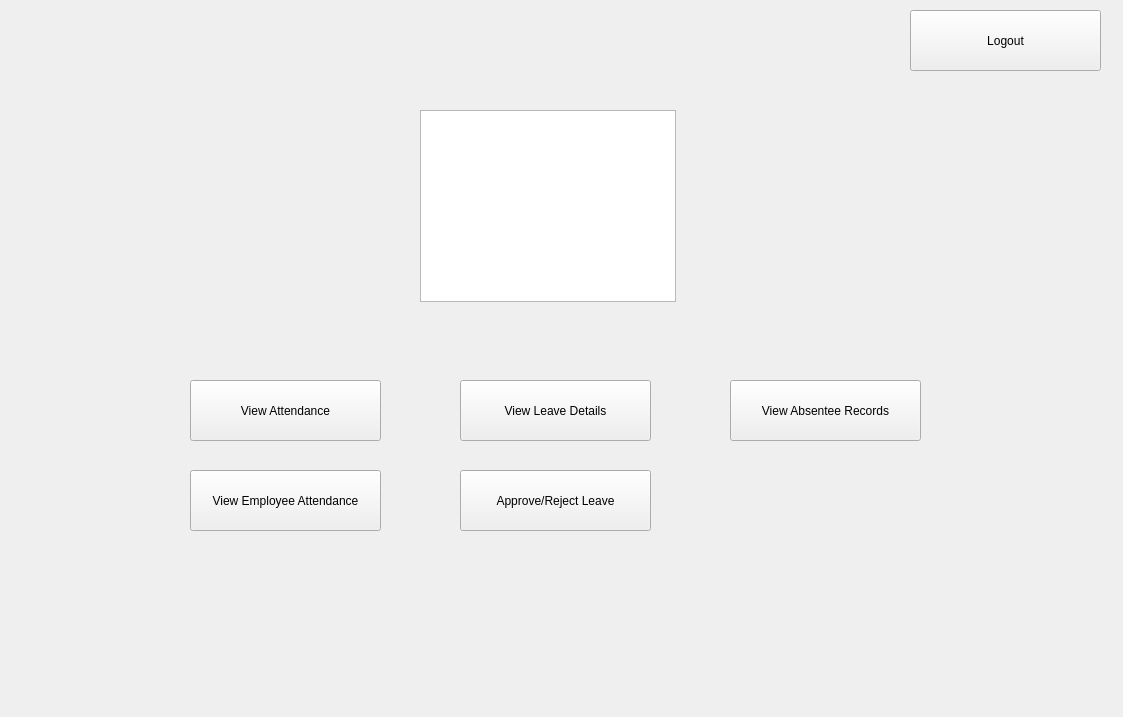
Qt form Maintendance/supervisorlogin.ui (markhan101/Maintendance) before a commit.
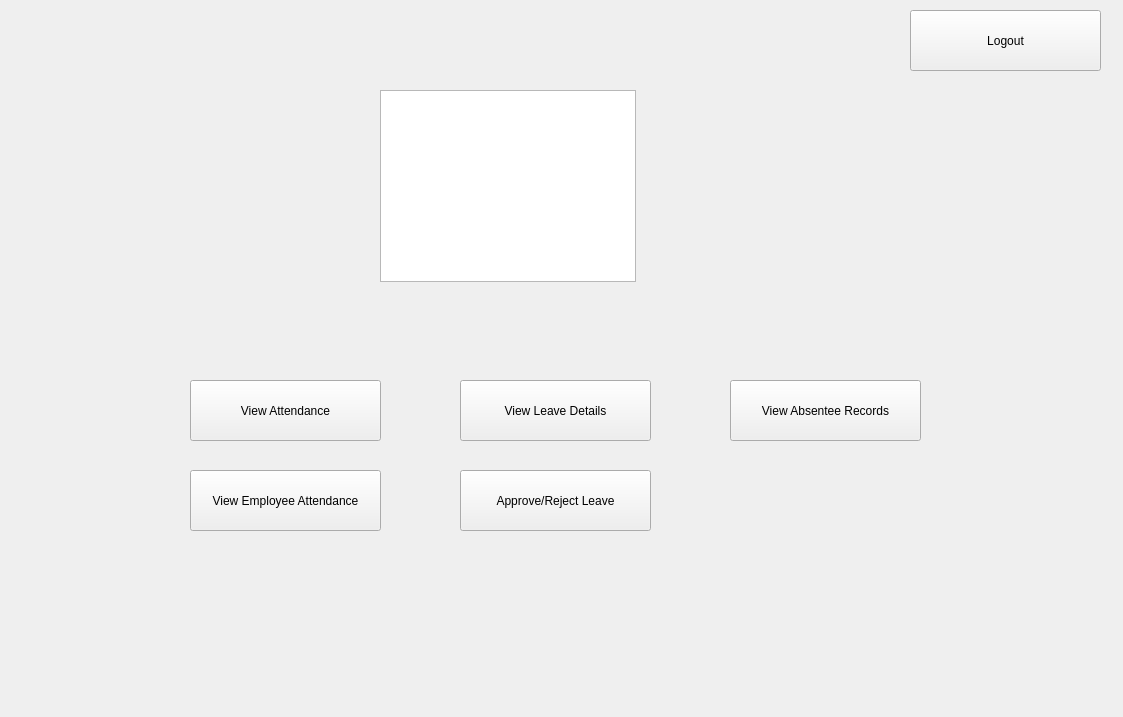
The same form after that commit. Icons and pictures are not drawn.

What changed in the file:
```diff
--- a/Maintendance/supervisorlogin.ui
+++ b/Maintendance/supervisorlogin.ui
@@ -16,12 +16,15 @@
   <widget class="QGraphicsView" name="graphicsView">
    <property name="geometry">
     <rect>
-     <x>420</x>
-     <y>110</y>
+     <x>380</x>
+     <y>90</y>
      <width>256</width>
      <height>192</height>
     </rect>
    </property>
+   <property name="styleSheet">
+    <string notr="true">background-image: url(:/pic.png);</string>
+   </property>
   </widget>
   <widget class="QPushButton" name="viewAttendanceButton">
    <property name="geometry">
```
